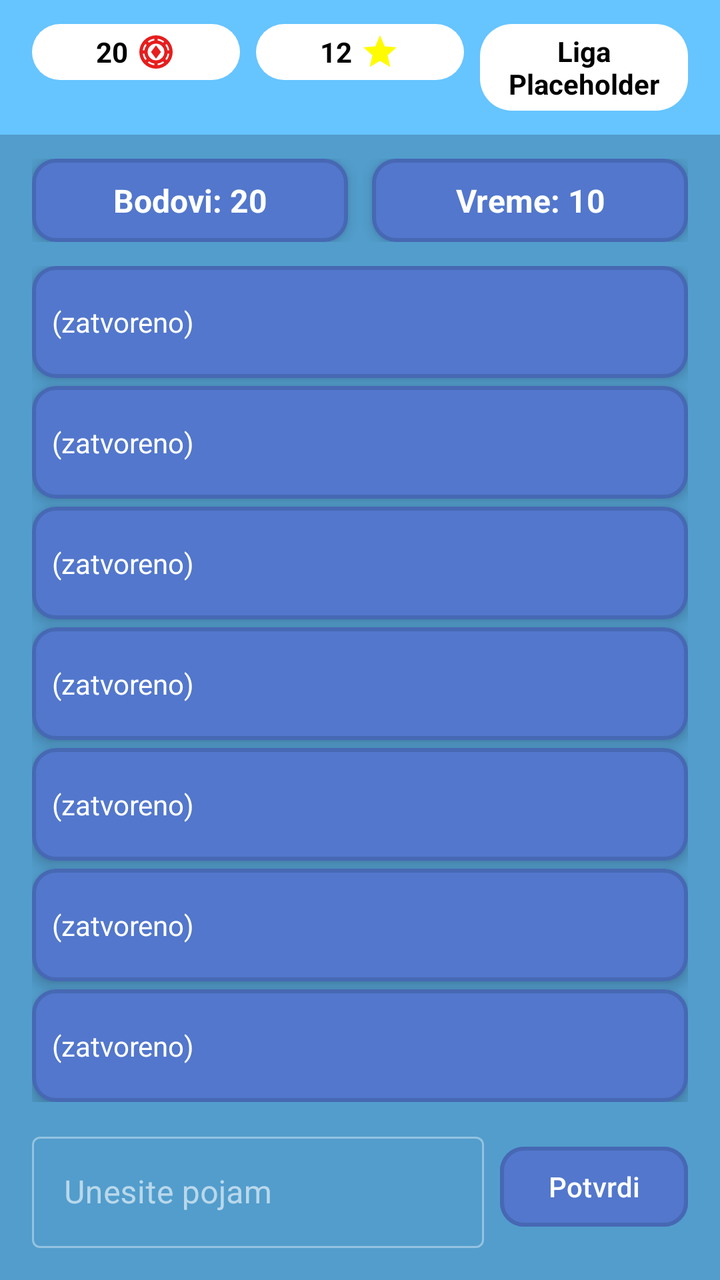
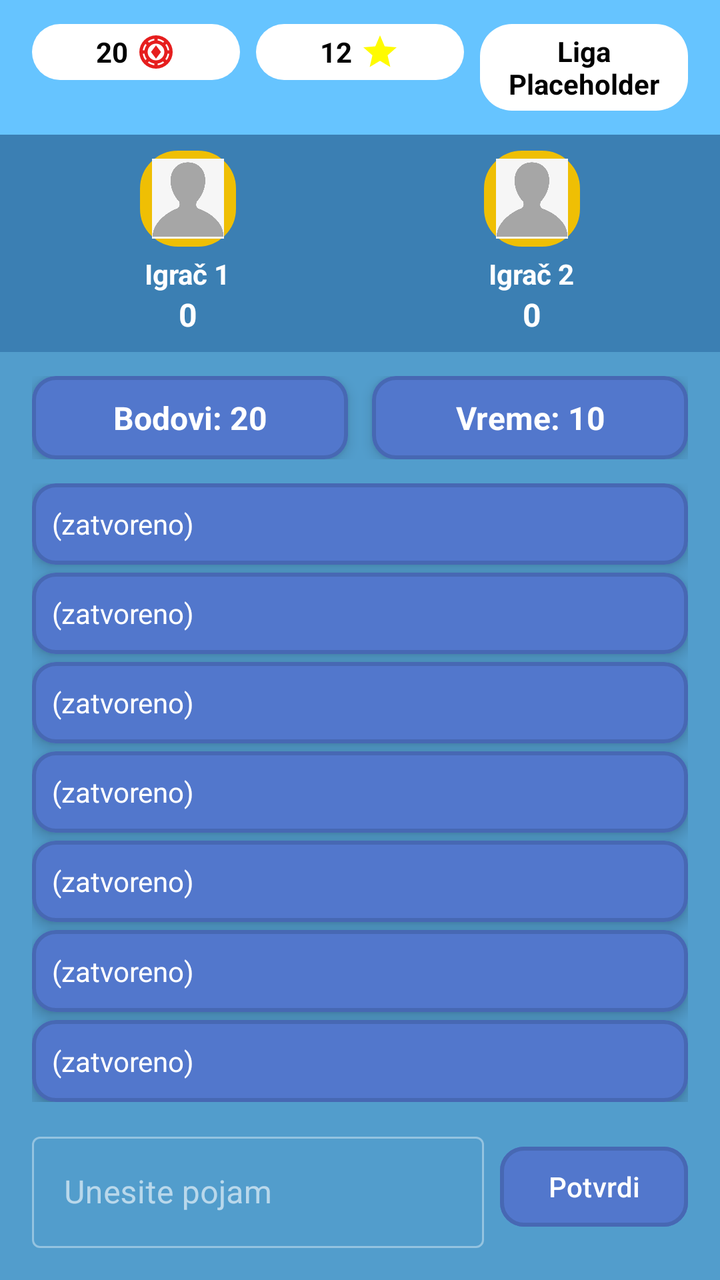

An Android layout rendered at two revisions. The XML below is the earlier revision; the diff shows what the commit changed to produce the second picture.
<!-- AndroidManifest.xml: application theme Theme.Slagalica -->
<!-- res/layout/activity_step_by_step.xml -->
<?xml version="1.0" encoding="utf-8"?>
<androidx.constraintlayout.widget.ConstraintLayout
    xmlns:android="http://schemas.android.com/apk/res/android"
    xmlns:app="http://schemas.android.com/apk/res-auto"
    android:id="@+id/main"
    android:layout_width="match_parent"
    android:layout_height="match_parent"
    android:background="#529dcc">

    <LinearLayout
        android:layout_width="match_parent"
        android:layout_height="match_parent"
        android:orientation="vertical">

        <include layout="@layout/top_bar" />

        
        <LinearLayout
            android:layout_width="match_parent"
            android:layout_height="wrap_content"
            android:orientation="horizontal"
            android:paddingStart="16dp"
            android:paddingEnd="16dp"
            android:paddingTop="12dp"
            android:paddingBottom="4dp">

            <com.google.android.material.card.MaterialCardView
                android:layout_width="0dp"
                android:layout_height="wrap_content"
                android:layout_weight="1"
                android:layout_marginEnd="6dp"
                app:cardCornerRadius="12dp"
                app:cardElevation="4dp"
                app:strokeColor="@color/button_default_border"
                app:strokeWidth="2dp"
                app:cardBackgroundColor="@color/button_default_color">

                <TextView
                    android:id="@+id/pointsTextView"
                    android:layout_width="match_parent"
                    android:layout_height="wrap_content"
                    android:padding="10dp"
                    android:text="Bodovi: 20"
                    android:textColor="@color/white"
                    android:textStyle="bold"
                    android:textSize="16sp"
                    android:gravity="center" />
            </com.google.android.material.card.MaterialCardView>

            <com.google.android.material.card.MaterialCardView
                android:layout_width="0dp"
                android:layout_height="wrap_content"
                android:layout_weight="1"
                android:layout_marginStart="6dp"
                app:cardCornerRadius="12dp"
                app:cardElevation="4dp"
                app:strokeColor="@color/button_default_border"
                app:strokeWidth="2dp"
                app:cardBackgroundColor="@color/button_default_color">

                <TextView
                    android:id="@+id/timerTextView"
                    android:layout_width="match_parent"
                    android:layout_height="wrap_content"
                    android:padding="10dp"
                    android:text="Vreme: 10"
                    android:textColor="@color/white"
                    android:textStyle="bold"
                    android:textSize="16sp"
                    android:gravity="center" />
            </com.google.android.material.card.MaterialCardView>
        </LinearLayout>

        
        <LinearLayout
            android:layout_width="match_parent"
            android:layout_height="0dp"
            android:layout_weight="1"
            android:orientation="vertical"
            android:paddingStart="16dp"
            android:paddingEnd="16dp"
            android:paddingTop="8dp"
            android:paddingBottom="4dp">

            <com.google.android.material.card.MaterialCardView
                android:layout_width="match_parent"
                android:layout_height="0dp"
                android:layout_weight="1"
                android:layout_marginBottom="4dp"
                app:cardCornerRadius="12dp"
                app:cardElevation="4dp"
                app:strokeColor="@color/button_default_border"
                app:strokeWidth="2dp"
                app:cardBackgroundColor="@color/button_default_color">

                <TextView
                    android:id="@+id/clue1"
                    android:layout_width="match_parent"
                    android:layout_height="match_parent"
                    android:padding="10dp"
                    android:text="(zatvoreno)"
                    android:textColor="@color/white"
                    android:textSize="14sp"
                    android:gravity="center_vertical" />
            </com.google.android.material.card.MaterialCardView>

            <com.google.android.material.card.MaterialCardView
                android:layout_width="match_parent"
                android:layout_height="0dp"
                android:layout_weight="1"
                android:layout_marginBottom="4dp"
                app:cardCornerRadius="12dp"
                app:cardElevation="4dp"
                app:strokeColor="@color/button_default_border"
                app:strokeWidth="2dp"
                app:cardBackgroundColor="@color/button_default_color">

                <TextView
                    android:id="@+id/clue2"
                    android:layout_width="match_parent"
                    android:layout_height="match_parent"
                    android:padding="10dp"
                    android:text="(zatvoreno)"
                    android:textColor="@color/white"
                    android:textSize="14sp"
                    android:gravity="center_vertical" />
            </com.google.android.material.card.MaterialCardView>

            <com.google.android.material.card.MaterialCardView
                android:layout_width="match_parent"
                android:layout_height="0dp"
                android:layout_weight="1"
                android:layout_marginBottom="4dp"
                app:cardCornerRadius="12dp"
                app:cardElevation="4dp"
                app:strokeColor="@color/button_default_border"
                app:strokeWidth="2dp"
                app:cardBackgroundColor="@color/button_default_color">

                <TextView
                    android:id="@+id/clue3"
                    android:layout_width="match_parent"
                    android:layout_height="match_parent"
                    android:padding="10dp"
                    android:text="(zatvoreno)"
                    android:textColor="@color/white"
                    android:textSize="14sp"
                    android:gravity="center_vertical" />
            </com.google.android.material.card.MaterialCardView>

            <com.google.android.material.card.MaterialCardView
                android:layout_width="match_parent"
                android:layout_height="0dp"
                android:layout_weight="1"
                android:layout_marginBottom="4dp"
                app:cardCornerRadius="12dp"
                app:cardElevation="4dp"
                app:strokeColor="@color/button_default_border"
                app:strokeWidth="2dp"
                app:cardBackgroundColor="@color/button_default_color">

                <TextView
                    android:id="@+id/clue4"
                    android:layout_width="match_parent"
                    android:layout_height="match_parent"
                    android:padding="10dp"
                    android:text="(zatvoreno)"
                    android:textColor="@color/white"
                    android:textSize="14sp"
                    android:gravity="center_vertical" />
            </com.google.android.material.card.MaterialCardView>

            <com.google.android.material.card.MaterialCardView
                android:layout_width="match_parent"
                android:layout_height="0dp"
                android:layout_weight="1"
                android:layout_marginBottom="4dp"
                app:cardCornerRadius="12dp"
                app:cardElevation="4dp"
                app:strokeColor="@color/button_default_border"
                app:strokeWidth="2dp"
                app:cardBackgroundColor="@color/button_default_color">

                <TextView
                    android:id="@+id/clue5"
                    android:layout_width="match_parent"
                    android:layout_height="match_parent"
                    android:padding="10dp"
                    android:text="(zatvoreno)"
                    android:textColor="@color/white"
                    android:textSize="14sp"
                    android:gravity="center_vertical" />
            </com.google.android.material.card.MaterialCardView>

            <com.google.android.material.card.MaterialCardView
                android:layout_width="match_parent"
                android:layout_height="0dp"
                android:layout_weight="1"
                android:layout_marginBottom="4dp"
                app:cardCornerRadius="12dp"
                app:cardElevation="4dp"
                app:strokeColor="@color/button_default_border"
                app:strokeWidth="2dp"
                app:cardBackgroundColor="@color/button_default_color">

                <TextView
                    android:id="@+id/clue6"
                    android:layout_width="match_parent"
                    android:layout_height="match_parent"
                    android:padding="10dp"
                    android:text="(zatvoreno)"
                    android:textColor="@color/white"
                    android:textSize="14sp"
                    android:gravity="center_vertical" />
            </com.google.android.material.card.MaterialCardView>

            <com.google.android.material.card.MaterialCardView
                android:layout_width="match_parent"
                android:layout_height="0dp"
                android:layout_weight="1"
                app:cardCornerRadius="12dp"
                app:cardElevation="4dp"
                app:strokeColor="@color/button_default_border"
                app:strokeWidth="2dp"
                app:cardBackgroundColor="@color/button_default_color">

                <TextView
                    android:id="@+id/clue7"
                    android:layout_width="match_parent"
                    android:layout_height="match_parent"
                    android:padding="10dp"
                    android:text="(zatvoreno)"
                    android:textColor="@color/white"
                    android:textSize="14sp"
                    android:gravity="center_vertical" />
            </com.google.android.material.card.MaterialCardView>

        </LinearLayout>

        
        <LinearLayout
            android:layout_width="match_parent"
            android:layout_height="wrap_content"
            android:orientation="horizontal"
            android:paddingStart="16dp"
            android:paddingEnd="16dp"
            android:paddingTop="8dp"
            android:paddingBottom="16dp"
            android:gravity="center_vertical">

            <com.google.android.material.textfield.TextInputLayout
                android:layout_width="0dp"
                android:layout_height="wrap_content"
                android:layout_weight="1"
                android:theme="@style/ThemeOverlay.MaterialComponents.Dark"
                style="@style/Widget.MaterialComponents.TextInputLayout.OutlinedBox">

                <com.google.android.material.textfield.TextInputEditText
                    android:id="@+id/guessInput"
                    android:layout_width="match_parent"
                    android:layout_height="wrap_content"
                    android:hint="Unesite pojam"
                    android:textColor="@color/white"
                    android:imeOptions="actionDone"
                    android:inputType="text" />
            </com.google.android.material.textfield.TextInputLayout>

            <com.google.android.material.button.MaterialButton
                android:id="@+id/submitGuessButton"
                android:layout_width="wrap_content"
                android:layout_height="wrap_content"
                android:text="Potvrdi"
                android:textColor="@color/white"
                android:backgroundTint="@color/button_default_color"
                app:strokeColor="@color/button_default_border"
                app:strokeWidth="2dp"
                app:cornerRadius="12dp"
                android:elevation="8dp"
                android:layout_marginStart="8dp" />
        </LinearLayout>

    </LinearLayout>

</androidx.constraintlayout.widget.ConstraintLayout>
<!-- res/layout/top_bar.xml (included above) -->
<?xml version="1.0" encoding="utf-8"?>
<LinearLayout xmlns:android="http://schemas.android.com/apk/res/android"
    android:layout_width="match_parent"
    android:layout_height="wrap_content"
    android:orientation="horizontal"
    android:padding="12dp"
    android:background="#66C4FF">

    <LinearLayout
        android:layout_width="0dp"
        android:layout_height="wrap_content"
        android:layout_weight="1"
        android:orientation="horizontal"
        android:gravity="center"
        android:padding="4dp"
        android:layout_marginStart="4dp"
        android:layout_marginEnd="4dp"
        android:background="@drawable/rounded_white">

        <TextView
            android:layout_width="wrap_content"
            android:layout_height="wrap_content"
            android:text="20"
            android:textColor="#000000"
            android:textStyle="bold"
            android:layout_marginEnd="4dp" />

        <ImageView
            android:layout_width="20dp"
            android:layout_height="20dp"
            android:src="@drawable/ic_token"
            android:contentDescription="Tokeni" />
    </LinearLayout>

    <LinearLayout
        android:layout_width="0dp"
        android:layout_height="wrap_content"
        android:layout_weight="1"
        android:orientation="horizontal"
        android:gravity="center"
        android:padding="4dp"
        android:layout_marginStart="4dp"
        android:layout_marginEnd="4dp"
        android:background="@drawable/rounded_white">

        <TextView
            android:layout_width="wrap_content"
            android:layout_height="wrap_content"
            android:text="12"
            android:textColor="#000000"
            android:textStyle="bold"
            android:layout_marginEnd="4dp" />

        <ImageView
            android:layout_width="20dp"
            android:layout_height="20dp"
            android:src="@drawable/ic_star"
            android:contentDescription="Zvezde" />
    </LinearLayout>

    <LinearLayout
        android:layout_width="0dp"
        android:layout_height="wrap_content"
        android:layout_weight="1"
        android:orientation="horizontal"
        android:gravity="center"
        android:padding="4dp"
        android:layout_marginStart="4dp"
        android:layout_marginEnd="4dp"
        android:background="@drawable/rounded_white">

        <TextView
            android:layout_width="wrap_content"
            android:layout_height="wrap_content"
            android:text="Liga Placeholder"
            android:textColor="#000000"
            android:textStyle="bold"
            android:gravity="center" />
    </LinearLayout>
</LinearLayout>
<!-- resources referenced by this layout -->
<resources>
  <color name="button_default_border">#4768B3</color>
  <color name="button_default_color">#5277CC</color>
  <color name="white">#FFFFFFFF</color>
  <!-- drawable ic_star (drawable) -->
  <vector xmlns:android="http://schemas.android.com/apk/res/android" android:height="24dp" android:tint="#FFFB00" android:viewportHeight="24" android:viewportWidth="24" android:width="24dp">
        
      <path android:fillColor="@android:color/white" android:pathData="M12,17.27L18.18,21l-1.64,-7.03L22,9.24l-7.19,-0.61L12,2 9.19,8.63 2,9.24l5.46,4.73L5.82,21z"/>
      
  </vector>
  <!-- drawable ic_token (drawable) -->
  <vector xmlns:android="http://schemas.android.com/apk/res/android"
      android:width="24dp"
      android:height="24dp"
      android:viewportWidth="960"
      android:viewportHeight="960">
    <path
        android:pathData="M480,880q-83,0 -156,-31.5T197,763q-54,-54 -85.5,-127T80,480q0,-83 31.5,-156T197,197q54,-54 127,-85.5T480,80q83,0 156,31.5T763,197q54,54 85.5,127T880,480q0,83 -31.5,156T763,763q-54,54 -127,85.5T480,880ZM440,797v-40q-35,-5 -67.5,-19T312,704l-28,29q33,26 72.5,42.5T440,797ZM520,797q44,-5 83.5,-21.5T676,733l-28,-29q-28,20 -60.5,34T520,757v40ZM480,680q83,0 141.5,-58.5T680,480q0,-83 -58.5,-141.5T480,280q-83,0 -141.5,58.5T280,480q0,83 58.5,141.5T480,680ZM733,676q26,-33 42.5,-72.5T797,520h-40q-5,35 -19,67.5T704,648l29,28ZM227,676 L256,647q-20,-28 -34,-60t-19,-67h-40q5,44 21.5,83.5T227,676ZM480,640L360,480l120,-160 120,160 -120,160ZM163,440h40q5,-35 19,-67t34,-60l-29,-29q-26,33 -42.5,72.5T163,440ZM757,440h40q-5,-44 -22,-83.5T732,284l-28,28q20,28 34,60.5t19,67.5ZM313,256q28,-20 60,-34t67,-19v-40q-44,5 -83.5,21.5T284,227l29,29ZM648,256 L676,228q-33,-26 -72.5,-43T520,163v40q35,5 67.5,19t60.5,34Z"
        android:fillColor="#e61e1e"/>
  </vector>
  <!-- drawable rounded_white (drawable) -->
  <?xml version="1.0" encoding="utf-8"?>
  <shape xmlns:android="http://schemas.android.com/apk/res/android"
      android:shape="rectangle">
      <solid android:color="@android:color/white" />
      <corners android:radius="16dp" />
  </shape>
  <style name="Theme.Slagalica" parent="Base.Theme.Slagalica" />
  <style name="Base.Theme.Slagalica" parent="Theme.Material3.DayNight.NoActionBar">
          
          
      </style>
</resources>

<!-- the commit's change to res/layout/activity_step_by_step.xml (unified diff, before → after) -->
@@ -13,6 +13,8 @@
         android:orientation="vertical">
 
         <include layout="@layout/top_bar" />
+
+        <include layout="@layout/player_score_row" />
 
         
         <LinearLayout
@@ -363,3 +365,87 @@
             android:gravity="center" />
     </LinearLayout>
 </LinearLayout>
+<!-- res/layout/player_score_row.xml (included above) -->
+<?xml version="1.0" encoding="utf-8"?>
+<LinearLayout xmlns:android="http://schemas.android.com/apk/res/android"
+    android:id="@+id/playerScoreRow"
+    android:layout_width="match_parent"
+    android:layout_height="wrap_content"
+    android:orientation="horizontal"
+    android:padding="8dp"
+    android:background="#3B7FB3">
+
+    <LinearLayout
+        android:id="@+id/playerOneContainer"
+        android:layout_width="0dp"
+        android:layout_height="wrap_content"
+        android:layout_weight="1"
+        android:orientation="vertical"
+        android:gravity="center">
+
+        <ImageView
+            android:id="@+id/playerOneAvatar"
+            android:layout_width="48dp"
+            android:layout_height="48dp"
+            android:background="@drawable/profile_frame"
+            android:padding="4dp"
+            android:src="@drawable/default_profile"
+            android:contentDescription="Player 1 avatar" />
+
+        <TextView
+            android:id="@+id/playerOneName"
+            android:layout_width="wrap_content"
+            android:layout_height="wrap_content"
+            android:layout_marginTop="4dp"
+            android:text="Igrač 1"
+            android:textColor="@android:color/white"
+            android:textStyle="bold"
+            android:textSize="14sp" />
+
+        <TextView
+            android:id="@+id/playerOneScore"
+            android:layout_width="wrap_content"
+            android:layout_height="wrap_content"
+            android:text="0"
+            android:textColor="@android:color/white"
+            android:textStyle="bold"
+            android:textSize="16sp" />
+    </LinearLayout>
+
+    <LinearLayout
+        android:id="@+id/playerTwoContainer"
+        android:layout_width="0dp"
+        android:layout_height="wrap_content"
+        android:layout_weight="1"
+        android:orientation="vertical"
+        android:gravity="center">
+
+        <ImageView
+            android:id="@+id/playerTwoAvatar"
+            android:layout_width="48dp"
+            android:layout_height="48dp"
+            android:background="@drawable/profile_frame"
+            android:padding="4dp"
+            android:src="@drawable/default_profile"
+            android:contentDescription="Player 2 avatar" />
+
+        <TextView
+            android:id="@+id/playerTwoName"
+            android:layout_width="wrap_content"
+            android:layout_height="wrap_content"
+            android:layout_marginTop="4dp"
+            android:text="Igrač 2"
+            android:textColor="@android:color/white"
+            android:textStyle="bold"
+            android:textSize="14sp" />
+
+        <TextView
+            android:id="@+id/playerTwoScore"
+            android:layout_width="wrap_content"
+            android:layout_height="wrap_content"
+            android:text="0"
+            android:textColor="@android:color/white"
+            android:textStyle="bold"
+            android:textSize="16sp" />
+    </LinearLayout>
+</LinearLayout>
<!-- resource entries referenced after the edit -->
@@ -3,6 +3,7 @@
   <color name="button_default_border">#4768B3</color>
   <color name="button_default_color">#5277CC</color>
   <color name="white">#FFFFFFFF</color>
+  <!-- drawable default_profile: png bitmap (drawable, 31723 bytes) -->
   <!-- drawable ic_star (drawable) -->
   <vector xmlns:android="http://schemas.android.com/apk/res/android" android:height="24dp" android:tint="#FFFB00" android:viewportHeight="24" android:viewportWidth="24" android:width="24dp">
         
@@ -19,6 +20,16 @@
         android:pathData="M480,880q-83,0 -156,-31.5T197,763q-54,-54 -85.5,-127T80,480q0,-83 31.5,-156T197,197q54,-54 127,-85.5T480,80q83,0 156,31.5T763,197q54,54 85.5,127T880,480q0,83 -31.5,156T763,763q-54,54 -127,85.5T480,880ZM440,797v-40q-35,-5 -67.5,-19T312,704l-28,29q33,26 72.5,42.5T440,797ZM520,797q44,-5 83.5,-21.5T676,733l-28,-29q-28,20 -60.5,34T520,757v40ZM480,680q83,0 141.5,-58.5T680,480q0,-83 -58.5,-141.5T480,280q-83,0 -141.5,58.5T280,480q0,83 58.5,141.5T480,680ZM733,676q26,-33 42.5,-72.5T797,520h-40q-5,35 -19,67.5T704,648l29,28ZM227,676 L256,647q-20,-28 -34,-60t-19,-67h-40q5,44 21.5,83.5T227,676ZM480,640L360,480l120,-160 120,160 -120,160ZM163,440h40q5,-35 19,-67t34,-60l-29,-29q-26,33 -42.5,72.5T163,440ZM757,440h40q-5,-44 -22,-83.5T732,284l-28,28q20,28 34,60.5t19,67.5ZM313,256q28,-20 60,-34t67,-19v-40q-44,5 -83.5,21.5T284,227l29,29ZM648,256 L676,228q-33,-26 -72.5,-43T520,163v40q35,5 67.5,19t60.5,34Z"
         android:fillColor="#e61e1e"/>
   </vector>
+  <!-- drawable profile_frame (drawable) -->
+  <?xml version="1.0" encoding="utf-8"?>
+  <shape xmlns:android="http://schemas.android.com/apk/res/android"
+      android:shape="rectangle">
+      <solid android:color="@android:color/transparent"/>
+      <stroke
+          android:width="6dp"
+          android:color="#EFBF04"/>
+      <corners android:radius="16dp"/>
+  </shape>
   <!-- drawable rounded_white (drawable) -->
   <?xml version="1.0" encoding="utf-8"?>
   <shape xmlns:android="http://schemas.android.com/apk/res/android"
